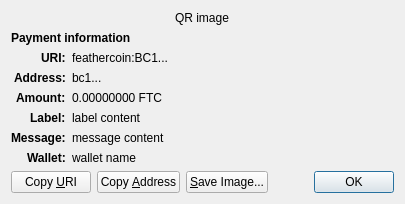
This is src/qt/forms/receiverequestdialog.ui in FeatherCoin/Feathercoin as Qt 5 draws it before an edit. The edited form follows.
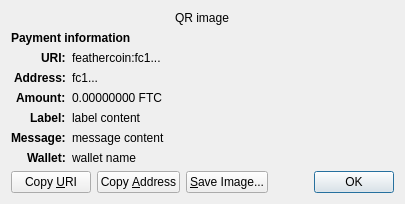
This is the edited form. Custom widgets are drawn as their Qt base class.

Commit message: rpc,cli,qt: update Feathercoin example addresses

```diff
--- a/src/qt/forms/receiverequestdialog.ui
+++ b/src/qt/forms/receiverequestdialog.ui
@@ -65,7 +65,7 @@
    <item row="2" column="1" alignment="Qt::AlignTop">
     <widget class="QLabel" name="uri_content">
      <property name="text">
-      <string notr="true">feathercoin:BC1...</string>
+      <string notr="true">feathercoin:fc1...</string>
      </property>
      <property name="textFormat">
       <enum>Qt::RichText</enum>
@@ -97,7 +97,7 @@
    <item row="3" column="1" alignment="Qt::AlignTop">
     <widget class="QLabel" name="address_content">
      <property name="text">
-      <string notr="true">bc1...</string>
+      <string notr="true">fc1...</string>
      </property>
      <property name="textFormat">
       <enum>Qt::PlainText</enum>
```
The commit also changes 2 other files.
